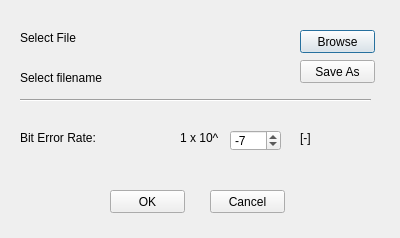
This is channel.ui in honzabilek4/VideoCodecs as Qt 5 draws it before an edit. The edited form follows.
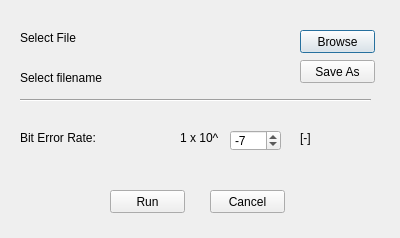
This is the edited form.

```diff
--- a/channel.ui
+++ b/channel.ui
@@ -133,7 +133,7 @@
     </rect>
    </property>
    <property name="text">
-    <string>OK</string>
+    <string>Run</string>
    </property>
   </widget>
   <widget class="QPushButton" name="cancelButton">
```
Left out of the diff: 2 changed lines with no effect on the pictures.
